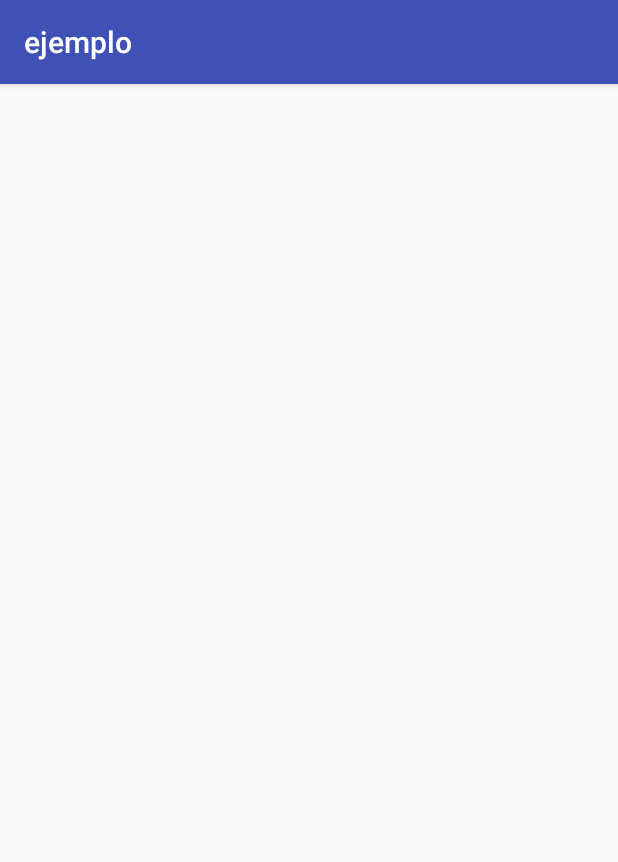
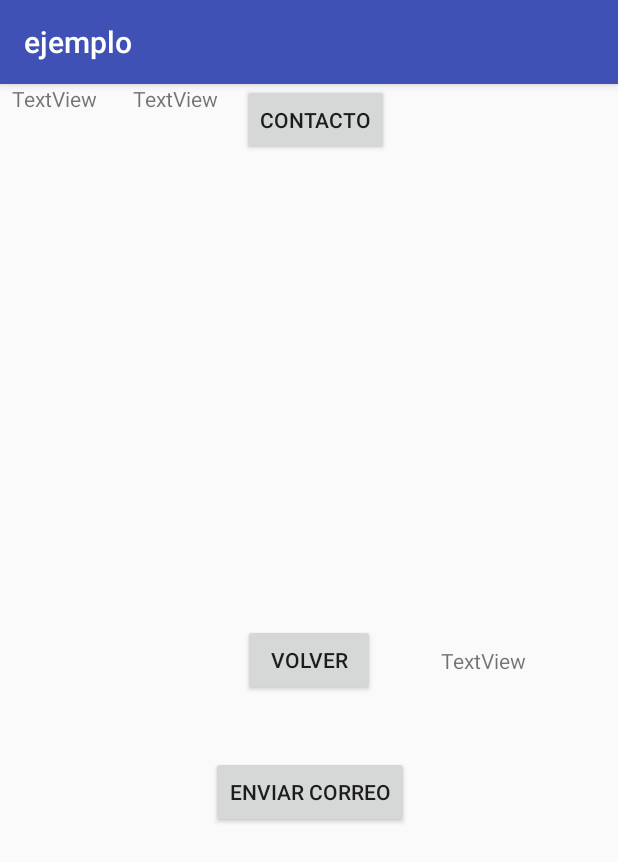
Before and after one commit to Avill2/ejemplo-android, an Android app: the actividadDos screen opened directly, with no data from a screen before it, on a phone screen of 412 x 824 dp. Shown: the top 862 px of the screen. Run offline under Robolectric (Android 15) with nearby library versions, the phone set to English and light mode, and no system bars; 1 statement that could not run was skipped.

```diff
--- a/app/src/main/res/layout/activity_actividad_dos.xml
+++ b/app/src/main/res/layout/activity_actividad_dos.xml
@@ -6,4 +6,72 @@
     android:layout_height="match_parent"
     tools:context="com.example.usrgam.ejemplo.actividadDos">
 
+    <Button
+        android:id="@+id/button_dos"
+        android:layout_width="wrap_content"
+        android:layout_height="wrap_content"
+        android:layout_marginBottom="8dp"
+        android:layout_marginEnd="8dp"
+        android:layout_marginStart="8dp"
+        android:layout_marginTop="8dp"
+        android:text="volver"
+        app:layout_constraintBottom_toBottomOf="parent"
+        app:layout_constraintEnd_toEndOf="parent"
+        app:layout_constraintStart_toStartOf="parent"
+        app:layout_constraintTop_toTopOf="parent" />
+
+    <TextView
+        android:id="@+id/text_view_nombre"
+        android:layout_width="wrap_content"
+        android:layout_height="wrap_content"
+        android:layout_marginBottom="8dp"
+        android:layout_marginStart="44dp"
+        android:layout_marginTop="8dp"
+        android:text="TextView"
+        app:layout_constraintBottom_toBottomOf="parent"
+        app:layout_constraintStart_toEndOf="@+id/button_dos"
+        app:layout_constraintTop_toTopOf="parent" />
+
+    <Button
+        android:id="@+id/button_eviar_correo"
+        android:layout_width="wrap_content"
+        android:layout_height="wrap_content"
+        android:layout_marginEnd="8dp"
+        android:layout_marginTop="40dp"
+        android:text="enviar correo"
+        app:layout_constraintEnd_toEndOf="@+id/button_dos"
+        app:layout_constraintHorizontal_bias="0.42"
+        app:layout_constraintStart_toStartOf="@+id/button_dos"
+        app:layout_constraintTop_toBottomOf="@+id/button_dos" />
+
+    <Button
+        android:id="@+id/button_contacto"
+        android:layout_width="wrap_content"
+        android:layout_height="wrap_content"
+        android:layout_marginStart="8dp"
+        android:text="contacto"
+        app:layout_constraintEnd_toEndOf="@+id/button_dos"
+        app:layout_constraintStart_toStartOf="@+id/button_dos"
+        tools:layout_editor_absoluteY="125dp" />
+
+    <TextView
+        android:id="@+id/textView_nombre_contacto"
+        android:layout_width="wrap_content"
+        android:layout_height="wrap_content"
+        android:layout_marginStart="8dp"
+        android:text="TextView"
+        app:layout_constraintStart_toStartOf="parent"
+        tools:layout_editor_absoluteY="61dp" />
+
+    <TextView
+        android:id="@+id/textView_telefono_contacto"
+        android:layout_width="wrap_content"
+        android:layout_height="wrap_content"
+        android:layout_marginStart="24dp"
+        android:layout_marginTop="8dp"
+        android:text="TextView"
+        app:layout_constraintBottom_toBottomOf="@+id/textView_nombre_contacto"
+        app:layout_constraintStart_toEndOf="@+id/textView_nombre_contacto"
+        app:layout_constraintTop_toTopOf="@+id/textView_nombre_contacto"
+        app:layout_constraintVertical_bias="1.0" />
 </android.support.constraint.ConstraintLayout>
--- a/app/src/main/res/layout/content_android_ejemplo.xml
+++ b/app/src/main/res/layout/content_android_ejemplo.xml
@@ -23,7 +23,7 @@
         tools:textColorLink="@android:color/holo_orange_light" />
 
     <Button
-        android:id="@+id/button_navegar_actividad2"
+        android:id="@+id/button_navegar_activida_dos"
         android:layout_width="wrap_content"
         android:layout_height="107dp"
         android:layout_marginBottom="8dp"
--- a/build.gradle
+++ b/build.gradle
@@ -7,7 +7,7 @@ buildscript {
         jcenter()
     }
     dependencies {
-        classpath 'com.android.tools.build:gradle:3.0.1'
+        classpath 'com.android.tools.build:gradle:3.1.2'
         classpath "org.jetbrains.kotlin:kotlin-gradle-plugin:$kotlin_version"
 
         // NOTE: Do not place your application dependencies here; they belong
```
Also changed, not shown: app/src/main/AndroidManifest.xml (+11 -2 lines), app/src/main/java/com/example/usrgam/ejemplo/actividadDos.kt (+45 -0 lines), app/src/main/java/com/example/usrgam/ejemplo/actividadTres.kt (+17 -0 lines), app/src/main/java/com/example/usrgam/ejemplo/androidEjemplo.kt (+28 -13 lines), app/src/main/res/layout/content_actividad_tres.xml (+23 -0 lines), gradle/wrapper/gradle-wrapper.properties.
